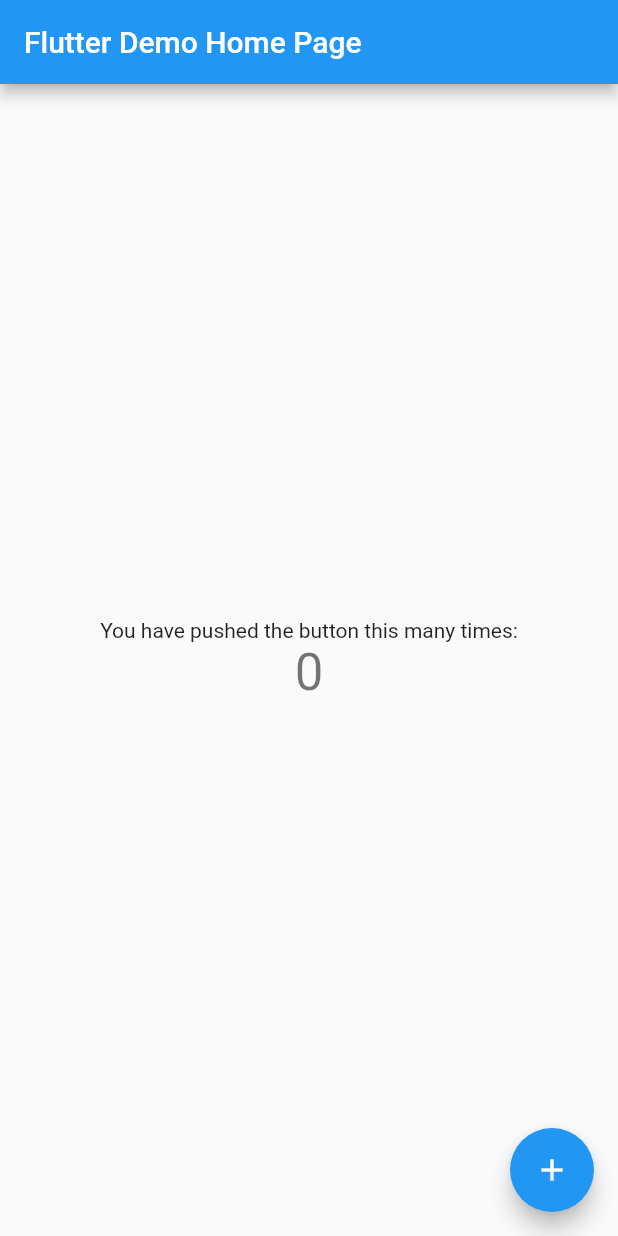
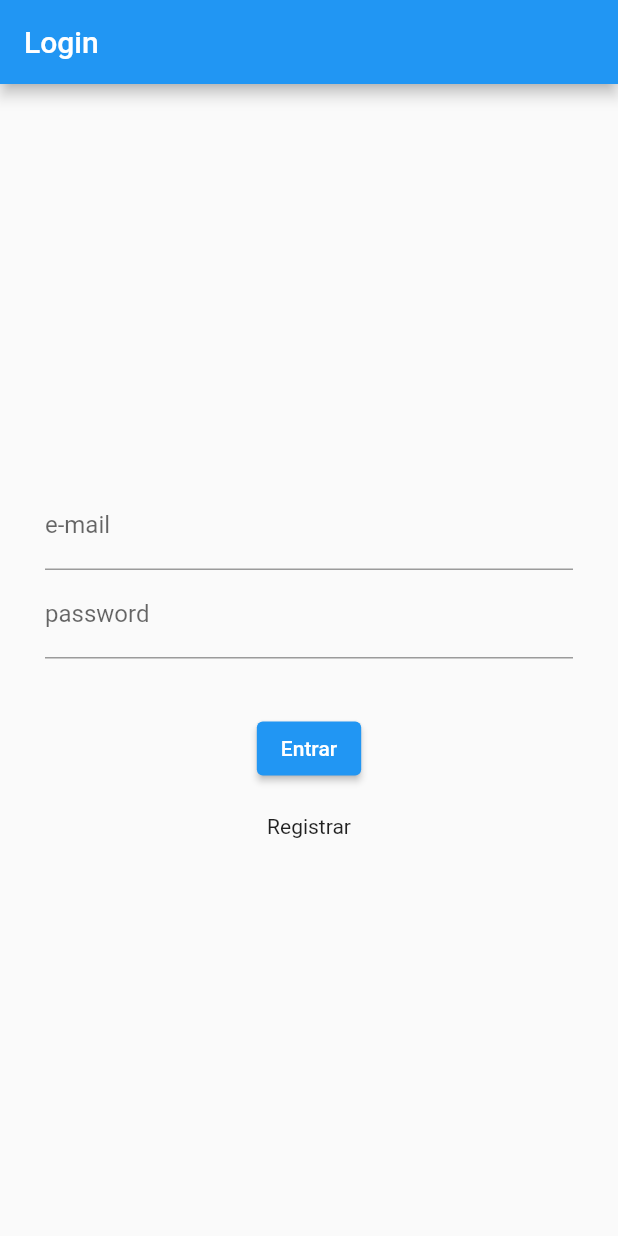
Before and after one commit to arkaisho/ddm_atividades, a Flutter app: the screen it shows after launch, on a phone screen of 412 x 824 dp. Run offline on Flutter 3.47's test engine with Material 2 defaults, Android fonts, the phone set to English and light mode, and no system bars; our stand-ins replace firebase_auth, firebase_core; accounts and stored records are empty.

Commit message:
atividade_2

```diff
--- /dev/null
+++ b/atividade_2/ddm_atividade_2/lib/data.dart
@@ -0,0 +1,5 @@
+import 'package:ddm_atividade_2/item.dart';
+
+class Data {
+  static List<Item> itemsOnList = [];
+}
--- /dev/null
+++ b/atividade_2/ddm_atividade_2/lib/login.dart
@@ -0,0 +1,108 @@
+import 'package:ddm_atividade_2/list.dart';
+import 'package:ddm_atividade_2/registration.dart';
+import 'package:flutter/material.dart';
+import 'package:firebase_auth/firebase_auth.dart';
+
+class LoginPage extends StatefulWidget {
+  const LoginPage({Key? key}) : super(key: key);
+
+  @override
+  _LoginPageState createState() => _LoginPageState();
+}
+
+class _LoginPageState extends State<LoginPage> {
+  TextEditingController emailController = TextEditingController();
+  TextEditingController passwordController = TextEditingController();
+  FirebaseAuth auth = FirebaseAuth.instance;
+  String errorText = "";
+
+  @override
+  void initState() {
+    super.initState();
+  }
+
+  @override
+  Widget build(BuildContext context) {
+    return Scaffold(
+      appBar: AppBar(
+        title: const Text("Login"),
+      ),
+      body: Padding(
+        padding: const EdgeInsets.symmetric(horizontal: 30),
+        child: Column(
+          mainAxisAlignment: MainAxisAlignment.center,
+          children: [
+            TextFormField(
+              controller: emailController,
+              decoration: const InputDecoration(
+                hintText: "e-mail",
+                label: Text("e-mail"),
+              ),
+            ),
+            TextFormField(
+              controller: passwordController,
+              obscureText: true,
+              decoration: const InputDecoration(
+                hintText: "password",
+                label: Text("password"),
+              ),
+            ),
+            Text(
+              errorText,
+              style: TextStyle(color: Colors.red),
+            ),
+            Padding(
+              padding: const EdgeInsets.only(top: 20),
+              child: ElevatedButton(
+                child: const Text("Entrar"),
+                onPressed: () async {
+                  try {
+                    UserCredential userCredential =
+                        await FirebaseAuth.instance.signInWithEmailAndPassword(
+                      email: emailController.text,
+                      password: passwordController.text,
+                    );
+                    if (FirebaseAuth.instance.currentUser != null) {
+                      Navigator.of(context).push(
+                        MaterialPageRoute(
+                          builder: (context) => const ListPage(),
+                        ),
+                      );
+                    }
+                  } on FirebaseAuthException catch (e) {
+                    if (e.code == 'user-not-found') {
+                      setState(() {
+                        errorText = ('No user found for that email.');
+                      });
+                    } else if (e.code == 'wrong-password') {
+                      setState(() {
+                        errorText = ('Wrong password provided for that user.');
+                      });
+                    } else {
+                      setState(() {
+                        errorText = ("Unknown error.");
+                      });
+                    }
+                  }
+                },
+              ),
+            ),
+            Padding(
+              padding: const EdgeInsets.only(top: 20),
+              child: InkWell(
+                child: const Text("Registrar"),
+                onTap: () {
+                  Navigator.of(context).push(
+                    MaterialPageRoute(
+                      builder: (context) => const RegistrationPage(),
+                    ),
+                  );
+                },
+              ),
+            )
+          ],
+        ),
+      ),
+    );
+  }
+}
--- a/atividade_2/ddm_atividade_2/lib/main.dart
+++ b/atividade_2/ddm_atividade_2/lib/main.dart
@@ -1,115 +1,27 @@
+import 'package:ddm_atividade_2/login.dart';
 import 'package:flutter/material.dart';
+import 'package:firebase_core/firebase_core.dart';
+import 'firebase_options.dart';
 
-void main() {
+void main() async {
+  WidgetsFlutterBinding.ensureInitialized();
+  await Firebase.initializeApp(
+    options: DefaultFirebaseOptions.currentPlatform,
+  );
   runApp(const MyApp());
 }
 
 class MyApp extends StatelessWidget {
   const MyApp({Key? key}) : super(key: key);
 
-  // This widget is the root of your application.
   @override
   Widget build(BuildContext context) {
     return MaterialApp(
       title: 'Flutter Demo',
       theme: ThemeData(
-        // This is the theme of your application.
-        //
-        // Try running your application with "flutter run". You'll see the
-        // application has a blue toolbar. Then, without quitting the app, try
-        // changing the primarySwatch below to Colors.green and then invoke
-        // "hot reload" (press "r" in the console where you ran "flutter run",
-        // or simply save your changes to "hot reload" in a Flutter IDE).
-        // Notice that the counter didn't reset back to zero; the application
-        // is not restarted.
         primarySwatch: Colors.blue,
       ),
-      home: const MyHomePage(title: 'Flutter Demo Home Page'),
+      home: const LoginPage(),
     );
   }
 }
-
-class MyHomePage extends StatefulWidget {
-  const MyHomePage({Key? key, required this.title}) : super(key: key);
-
-  // This widget is the home page of your application. It is stateful, meaning
-  // that it has a State object (defined below) that contains fields that affect
-  // how it looks.
-
-  // This class is the configuration for the state. It holds the values (in this
-  // case the title) provided by the parent (in this case the App widget) and
-  // used by the build method of the State. Fields in a Widget subclass are
-  // always marked "final".
-
-  final String title;
-
-  @override
-  State<MyHomePage> createState() => _MyHomePageState();
-}
-
-class _MyHomePageState extends State<MyHomePage> {
-  int _counter = 0;
-
-  void _incrementCounter() {
-    setState(() {
-      // This call to setState tells the Flutter framework that something has
-      // changed in this State, which causes it to rerun the build method below
-      // so that the display can reflect the updated values. If we changed
-      // _counter without calling setState(), then the build method would not be
-      // called again, and so nothing would appear to happen.
-      _counter++;
-    });
-  }
-
-  @override
-  Widget build(BuildContext context) {
-    // This method is rerun every time setState is called, for instance as done
-    // by the _incrementCounter method above.
-    //
-    // The Flutter framework has been optimized to make rerunning build methods
-    // fast, so that you can just rebuild anything that needs updating rather
-    // than having to individually change instances of widgets.
-    return Scaffold(
-      appBar: AppBar(
-        // Here we take the value from the MyHomePage object that was created by
-        // the App.build method, and use it to set our appbar title.
-        title: Text(widget.title),
-      ),
-      body: Center(
-        // Center is a layout widget. It takes a single child and positions it
-        // in the middle of the parent.
-        child: Column(
-          // Column is also a layout widget. It takes a list of children and
-          // arranges them vertically. By default, it sizes itself to fit its
-          // children horizontally, and tries to be as tall as its parent.
-          //
-          // Invoke "debug painting" (press "p" in the console, choose the
-          // "Toggle Debug Paint" action from the Flutter Inspector in Android
-          // Studio, or the "Toggle Debug Paint" command in Visual Studio Code)
-          // to see the wireframe for each widget.
-          //
-          // Column has various properties to control how it sizes itself and
-          // how it positions its children. Here we use mainAxisAlignment to
-          // center the children vertically; the main axis here is the vertical
-          // axis because Columns are vertical (the cross axis would be
-          // horizontal).
-          mainAxisAlignment: MainAxisAlignment.center,
-          children: <Widget>[
-            const Text(
-              'You have pushed the button this many times:',
-            ),
-            Text(
-              '$_counter',
-              style: Theme.of(context).textTheme.headline4,
-            ),
-          ],
-        ),
-      ),
-      floatingActionButton: FloatingActionButton(
-        onPressed: _incrementCounter,
-        tooltip: 'Increment',
-        child: const Icon(Icons.add),
-      ), // This trailing comma makes auto-formatting nicer for build methods.
-    );
-  }
-}
```
Also changed, not shown: atividade_2/ddm_atividade_2/lib/item.dart (added, +8 -0 lines), atividade_2/ddm_atividade_2/lib/list.dart (added, +217 -0 lines), atividade_2/ddm_atividade_2/lib/registration.dart (added, +86 -0 lines), atividade_2/ddm_atividade_2/pubspec.yaml (+3 -35 lines), atividade_2/ddm_atividade_2/lib/firebase_options.dart (added), atividade_2/ddm_atividade_2/pubspec.lock, 2 other files.
